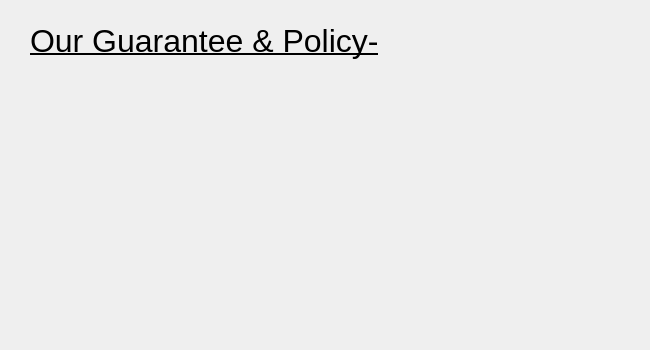
Qt form policy.ui (MuffinSmith/ProjectThinggy) before a commit.
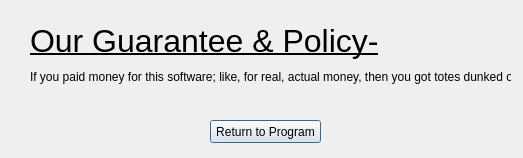
The same form after that commit.

Patch:
```diff
--- a/policy.ui
+++ b/policy.ui
@@ -6,8 +6,8 @@
    <rect>
     <x>0</x>
     <y>0</y>
-    <width>650</width>
-    <height>350</height>
+    <width>523</width>
+    <height>158</height>
    </rect>
   </property>
   <property name="windowTitle">
@@ -34,6 +34,35 @@
     <string>Our Guarantee &amp; Policy-</string>
    </property>
   </widget>
+  <widget class="QLabel" name="label_2">
+   <property name="geometry">
+    <rect>
+     <x>30</x>
+     <y>70</y>
+     <width>481</width>
+     <height>51</height>
+    </rect>
+   </property>
+   <property name="text">
+    <string>If you paid money for this software; like, for real, actual money, then you got totes dunked on.</string>
+   </property>
+   <property name="alignment">
+    <set>Qt::AlignLeading|Qt::AlignLeft|Qt::AlignTop</set>
+   </property>
+  </widget>
+  <widget class="QPushButton" name="pushButton">
+   <property name="geometry">
+    <rect>
+     <x>210</x>
+     <y>120</y>
+     <width>111</width>
+     <height>23</height>
+    </rect>
+   </property>
+   <property name="text">
+    <string>Return to Program</string>
+   </property>
+  </widget>
  </widget>
  <resources/>
  <connections/>
```
